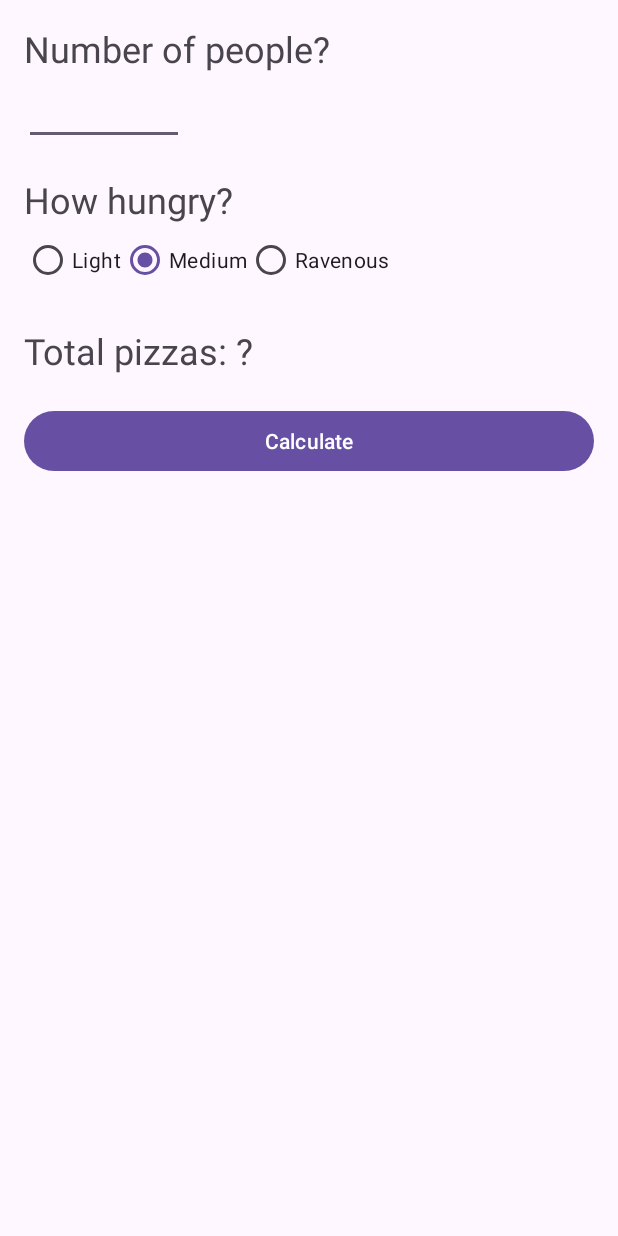
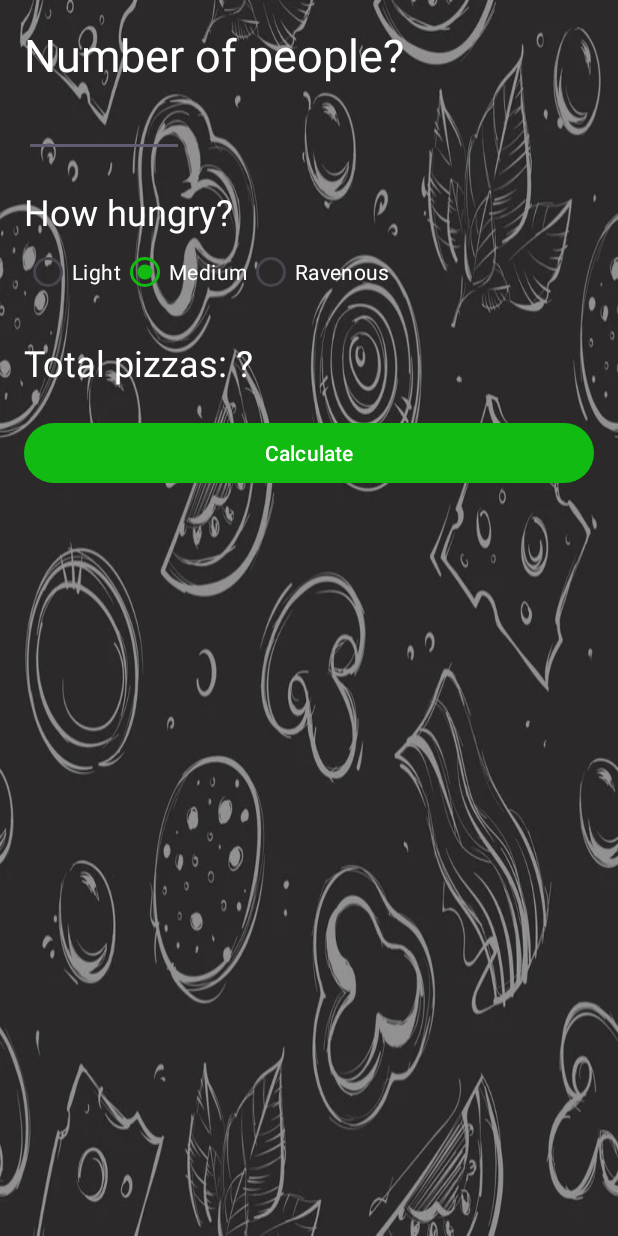
Before and after one commit to whettam/PizzaParty, an Android app: the screen it shows after launch (MainActivity), on a phone screen of 412 x 824 dp. Run offline under Robolectric (Android 15) with nearby library versions, the phone set to English and light mode, and no system bars.

Commit message:
Added colors, dimens, strings, background

```diff
--- a/app/src/main/res/layout/activity_main.xml
+++ b/app/src/main/res/layout/activity_main.xml
@@ -9,14 +9,16 @@
     android:paddingLeft="16dp"
     android:paddingRight="16dp"
     android:paddingTop="16dp"
-    tools:context="com.zybooks.pizzaparty.MainActivity">
+    tools:context="com.zybooks.pizzaparty.MainActivity"
+    android:background="@drawable/pizza_background">
 
     <TextView
         android:layout_width="wrap_content"
         android:layout_height="wrap_content"
-        android:text="Number of people?"
-        android:textSize="24sp"
-        android:labelFor="@id/num_attend_edit_text" />
+        android:text="@string/number_of_people"
+        android:textSize="@dimen/label_text_size"
+        android:labelFor="@id/num_attend_edit_text"
+        android:textColor="@color/white"/>
 
     <EditText
         android:id="@+id/num_attend_edit_text"
@@ -25,50 +27,57 @@
         android:minHeight="48dp"
         android:inputType="number"
         android:ems="5"
-        android:importantForAutofill="no" />
+        android:importantForAutofill="no"
+        android:textColor="@color/white"/>
 
     <TextView
         android:layout_width="wrap_content"
         android:layout_height="wrap_content"
         android:layout_marginTop="20dp"
-        android:text="How hungry?"
+        android:text="@string/how_hungry"
         android:textSize="24sp"
-        android:labelFor="@id/hungry_radio_group" />
+        android:labelFor="@id/hungry_radio_group"
+        android:textColor="@color/white"/>
 
     <RadioGroup
         android:id="@+id/hungry_radio_group"
         android:layout_width="fill_parent"
         android:layout_height="wrap_content"
-        android:orientation="horizontal" >
+        android:orientation="horizontal"
+        android:textColor="@color/white">
         <RadioButton
             android:id="@+id/light_radio_button"
-            android:text="Light"
+            android:text="@string/light"
             android:layout_width="wrap_content"
-            android:layout_height="wrap_content" />
+            android:layout_height="wrap_content"
+            android:textColor="@color/white"/>
         <RadioButton
             android:id="@+id/medium_radio_button"
-            android:text="Medium"
+            android:text="@string/medium"
             android:layout_width="wrap_content"
             android:layout_height="wrap_content"
-            android:checked="true" />
+            android:checked="true"
+            android:textColor="@color/white"/>
         <RadioButton
             android:id="@+id/ravenous_radio_button"
-            android:text="Ravenous"
+            android:text="@string/ravenous"
             android:layout_width="wrap_content"
-            android:layout_height="wrap_content" />
+            android:layout_height="wrap_content"
+            android:textColor="@color/white"/>
     </RadioGroup>
 
     <TextView
         android:id="@+id/num_pizzas_text_view"
-        android:text="Total pizzas: ?"
+        android:text="@string/total_pizzas"
         android:layout_width="wrap_content"
         android:layout_height="wrap_content"
         android:layout_marginTop="20dp"
-        android:textSize="24sp" />
+        android:textSize="24sp"
+        android:textColor="@color/white"/>
 
     <Button
         android:id="@+id/calc_button"
-        android:text="Calculate"
+        android:text="@string/calculate"
         android:layout_width="match_parent"
         android:layout_height="wrap_content"
         android:layout_marginTop="20dp"
--- a/app/src/main/res/values/colors.xml
+++ b/app/src/main/res/values/colors.xml
@@ -2,4 +2,5 @@
 <resources>
     <color name="black">#FF000000</color>
     <color name="white">#FFFFFFFF</color>
+    <color name="my_green">#11BB11</color>
 </resources>
--- /dev/null
+++ b/app/src/main/res/values/dimens.xml
@@ -0,0 +1,4 @@
+<?xml version="1.0" encoding="utf-8"?>
+<resources>
+    <dimen name="label_text_size">30sp</dimen>
+</resources>
--- a/app/src/main/res/values/strings.xml
+++ b/app/src/main/res/values/strings.xml
@@ -1,3 +1,10 @@
 <resources>
     <string name="app_name">Pizza Party</string>
+    <string name="number_of_people">Number of people?</string>
+    <string name="how_hungry">How hungry?</string>
+    <string name="light">Light</string>
+    <string name="medium">Medium</string>
+    <string name="ravenous">Ravenous</string>
+    <string name="total_pizzas">Total pizzas: ?</string>
+    <string name="calculate">Calculate</string>
 </resources>
--- a/app/src/main/res/values/themes.xml
+++ b/app/src/main/res/values/themes.xml
@@ -3,6 +3,7 @@
     <style name="Base.Theme.PizzaParty" parent="Theme.Material3.DayNight.NoActionBar">
         <!-- Customize your light theme here. -->
         <!-- <item name="colorPrimary">@color/my_light_primary</item> -->
+        <item name="colorPrimary">@color/my_green</item>
     </style>
 
     <style name="Theme.PizzaParty" parent="Base.Theme.PizzaParty" />
```
Also changed, not shown: app/src/main/res/drawable/pizza_background.webp (added).
